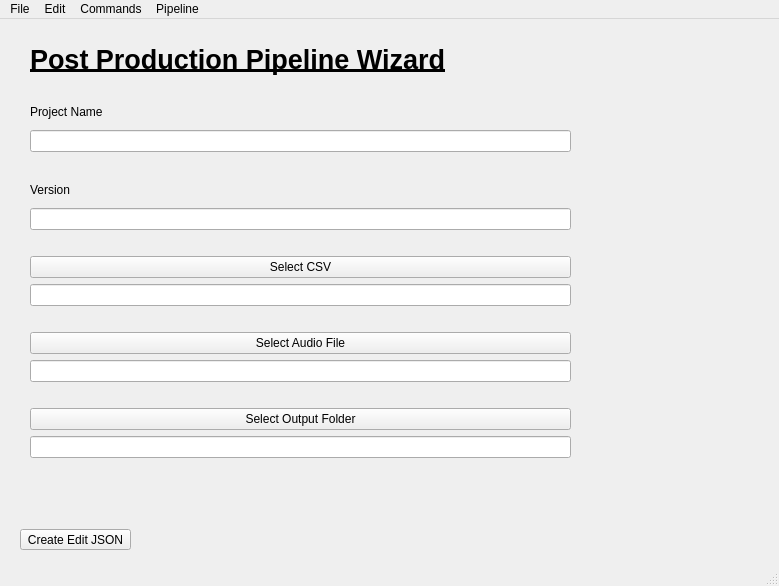
Qt form code/qt/VLTPipeline/form.ui (vltmedia/VLTPipeline) before a commit.
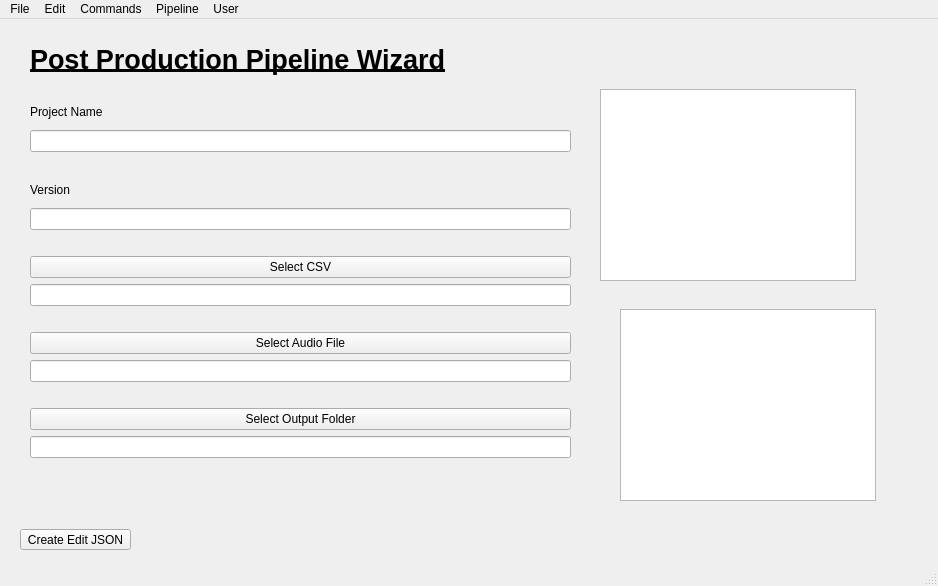
The same form after that commit.

Commit message:
feature: added UniversalTableView
feature: added UniversalTableView

Patch:
```diff
--- a/code/qt/VLTPipeline/form.ui
+++ b/code/qt/VLTPipeline/form.ui
@@ -6,7 +6,7 @@
    <rect>
     <x>0</x>
     <y>0</y>
-    <width>779</width>
+    <width>938</width>
     <height>586</height>
    </rect>
   </property>
@@ -48,7 +48,7 @@
      <string>Post Production Pipeline Wizard</string>
     </property>
    </widget>
-   <widget class="QWidget" name="">
+   <widget class="QWidget" name="layoutWidget">
     <property name="geometry">
      <rect>
       <x>700</x>
@@ -81,7 +81,7 @@
      </item>
     </layout>
    </widget>
-   <widget class="QWidget" name="">
+   <widget class="QWidget" name="layoutWidget">
     <property name="geometry">
      <rect>
       <x>30</x>
@@ -195,13 +195,33 @@
      </item>
     </layout>
    </widget>
+   <widget class="QTableWidget" name="tableWidgetUser">
+    <property name="geometry">
+     <rect>
+      <x>600</x>
+      <y>70</y>
+      <width>256</width>
+      <height>192</height>
+     </rect>
+    </property>
+   </widget>
+   <widget class="QTableView" name="tableViewUsers">
+    <property name="geometry">
+     <rect>
+      <x>620</x>
+      <y>290</y>
+      <width>256</width>
+      <height>192</height>
+     </rect>
+    </property>
+   </widget>
   </widget>
   <widget class="QMenuBar" name="menubar">
    <property name="geometry">
     <rect>
      <x>0</x>
      <y>0</y>
-     <width>779</width>
+     <width>938</width>
      <height>20</height>
     </rect>
    </property>
@@ -259,10 +279,17 @@
     <addaction name="actionOpen_Project_Pipeline_Folder"/>
     <addaction name="actionOpen_Project_Scene_Output_Folder"/>
    </widget>
+   <widget class="QMenu" name="menuUser">
+    <property name="title">
+     <string>User</string>
+    </property>
+    <addaction name="actionRefresh_User"/>
+   </widget>
    <addaction name="menuFile"/>
    <addaction name="menuEdit"/>
    <addaction name="menuCommands"/>
    <addaction name="menuPipeline"/>
+   <addaction name="menuUser"/>
   </widget>
   <widget class="QStatusBar" name="statusbar"/>
   <action name="actionLoad_Config">
```
Left out of the diff: 5 changed lines with no effect on the pictures. The commit also changes 10 other files.
